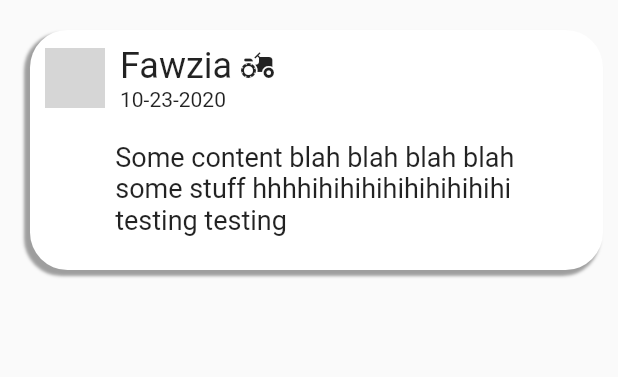
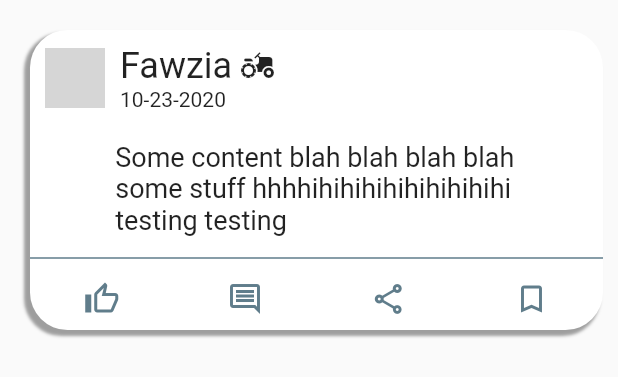
Before and after one commit to Chi-Bottle-Nguyen/farmtopia, a Flutter app: the BlogPost widget shown alone on an empty page, opened directly, on a phone screen of 412 x 824 dp. Shown: the top 377 px of the screen. Run offline on Flutter 3.47's test engine with Material 2 defaults, Android fonts, the phone set to English and light mode, and no system bars; our stand-ins replace bottom_navy_bar, firebase_auth, firebase_core, google_fonts; accounts and stored records are empty; network calls fail; grey boxes are pictures that could not be loaded.

Commit message:
'feat: like, comment, share, save buttons'

```diff
--- a/farmtopia/lib/components/post.dart
+++ b/farmtopia/lib/components/post.dart
@@ -11,7 +11,7 @@ class BlogPost extends StatelessWidget {
     return Padding(
       padding: EdgeInsets.only(left: 20.0, top: 20.0, right: 10.0),
       child: Container(
-          height: 160.0,
+          height: 200.0,
           decoration: BoxDecoration(boxShadow: [
             BoxShadow(
                 color: Colors.grey,
@@ -44,7 +44,7 @@ class BlogPost extends StatelessWidget {
                       ]),
                       Text('10-23-2020')
                     ],
-                  )
+                  ),
                 ],
               ),
               SizedBox(
@@ -54,6 +54,34 @@ class BlogPost extends StatelessWidget {
                 this.content,
                 textAlign: TextAlign.start,
                 style: TextStyle(fontSize: 18.0),
+              ),
+              const Divider(
+                color: Colors.blueGrey,
+                height: 30,
+                thickness: 1,
+                indent: 0,
+                endIndent: 0,
+              ),
+              Row(
+                mainAxisAlignment: MainAxisAlignment.spaceAround,
+                children: const <Widget>[
+                  Icon(
+                    Icons.thumb_up_outlined,
+                    color: Colors.blueGrey,
+                  ),
+                  Icon(
+                    Icons.insert_comment_outlined,
+                    color: Colors.blueGrey,
+                  ),
+                  Icon(
+                    Icons.share_outlined,
+                    color: Colors.blueGrey,
+                  ),
+                  Icon(
+                    Icons.bookmark_border,
+                    color: Colors.blueGrey,
+                  )
+                ],
               )
             ],
           )),
--- a/farmtopia/lib/pages/register.dart
+++ b/farmtopia/lib/pages/register.dart
@@ -2,7 +2,7 @@ import 'package:farmtopia/components/rounded_button.dart';
 import 'package:farmtopia/pages/login.dart';
 import 'package:flutter/material.dart';
 import 'package:google_fonts/google_fonts.dart';
-import 'package:farmtopia/pages/registerr.dart';
+//import 'package:farmtopia/pages/registerr.dart';
 import 'package:firebase_auth/firebase_auth.dart';
 
 class Register extends StatefulWidget {
```
